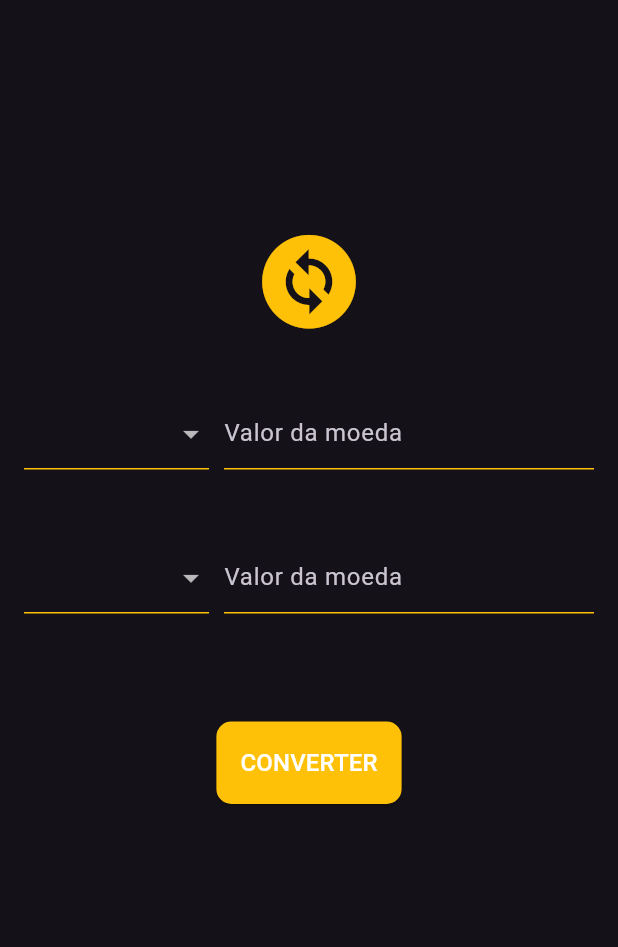
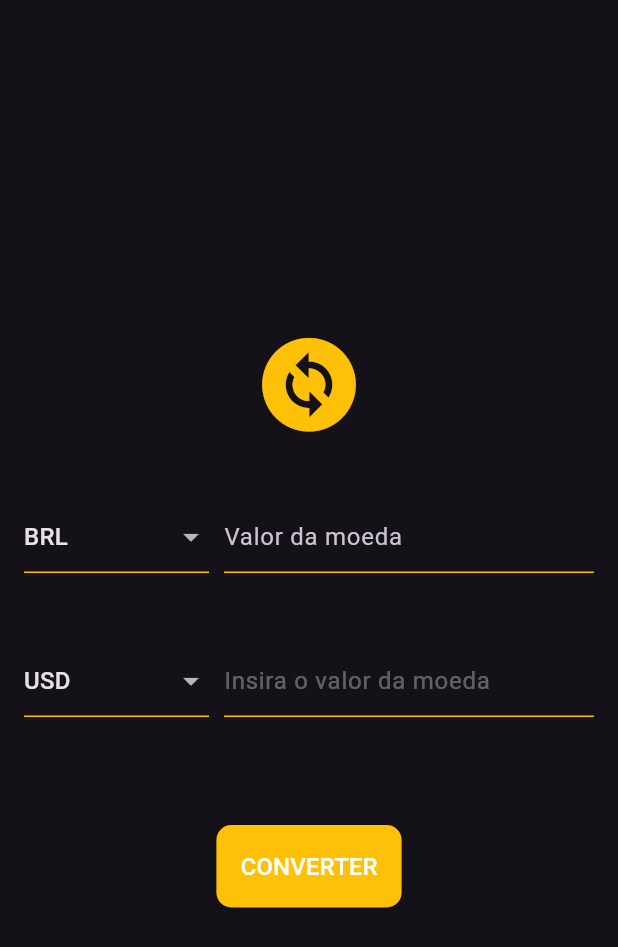
Before and after one commit to SafraPC/CurrencyConverter, a Flutter app: the screen it shows after launch, after a tap on "CONVERTER", on a phone screen of 412 x 824 dp. Shown: the top 947 px of the screen. Run offline on Flutter 3.47's test engine with Material 3 defaults, Android fonts, the phone set to English and light mode, and no system bars.

Commit message:
feat: finish project

```diff
--- a/assets/mock/currency_table.json
+++ b/assets/mock/currency_table.json
@@ -1,4 +1,12 @@
 {
+  "BRL": {
+    "USD": 0.19,
+    "EUR": 0.16,
+    "GBP": 0.14,
+    "JPY": 20.84,
+    "AUD": 0.24,
+    "CAD": 0.20
+  },
   "USD": {
     "EUR": 0.82,
     "GBP": 0.71,
@@ -46,13 +54,5 @@
     "JPY": 89.94,
     "AUD": 1.04,
     "BRL": 4.95
-  },
-  "BRL": {
-    "USD": 0.19,
-    "EUR": 0.16,
-    "GBP": 0.14,
-    "JPY": 20.84,
-    "AUD": 0.24,
-    "CAD": 0.20
   }
 }
--- a/lib/app/components/currency_input.dart
+++ b/lib/app/components/currency_input.dart
@@ -1,8 +1,54 @@
+import 'package:currencyconverter/app/controller/home_controller.dart';
 import 'package:flutter/material.dart';
-import 'package:flutter/widgets.dart';
 
-class CurrencyInput extends StatelessWidget {
-  const CurrencyInput({super.key});
+class CurrencyInput extends StatefulWidget {
+  final HomeController singletonController;
+  final TextEditingController input;
+  final bool isFromInput;
+
+  const CurrencyInput(
+      {super.key,
+      required this.singletonController,
+      required this.isFromInput,
+      required this.input});
+
+  @override
+  State<CurrencyInput> createState() => _CurrencyInputState();
+}
+
+class _CurrencyInputState extends State<CurrencyInput> {
+  String selectedCurrency = '';
+
+  @override
+  void initState() {
+    super.initState();
+    if (widget.isFromInput) {
+      selectedCurrency = 'BRL';
+      widget.singletonController.setFromCurrency(selectedCurrency);
+      return;
+    }
+    selectedCurrency = 'USD';
+    widget.singletonController.setToCurrency(selectedCurrency);
+  }
+
+  List<DropdownMenuItem<String>> getDropdownItems() {
+    List<DropdownMenuItem<String>> items = [];
+    for (String currency in widget.singletonController.currencies) {
+      items.add(DropdownMenuItem(
+        value: currency,
+        child: Text(currency),
+      ));
+    }
+    return items;
+  }
+
+  UnderlineInputBorder defaultBorder() {
+    return const UnderlineInputBorder(
+      borderSide: BorderSide(
+        color: Colors.amber,
+      ),
+    );
+  }
 
   @override
   Widget build(BuildContext context) {
@@ -19,14 +65,18 @@ class CurrencyInput extends StatelessWidget {
                 color: Colors.amber,
               ),
               isExpanded: true,
-              items: const [
-                DropdownMenuItem(
-                  value: 'USD',
-                  child: Text('USD'),
-                ),
-              ],
+              value: selectedCurrency,
+              items: getDropdownItems(),
               onChanged: (value) {
-                //!not implemented
+                setState(() {
+                  selectedCurrency = value.toString();
+                  if (widget.isFromInput) {
+                    widget.singletonController
+                        .setFromCurrency(selectedCurrency);
+                  } else {
+                    widget.singletonController.setToCurrency(selectedCurrency);
+                  }
+                });
               },
             ),
           ),
@@ -34,23 +84,19 @@ class CurrencyInput extends StatelessWidget {
         const SizedBox(
           width: 10,
         ),
-        const Flexible(
+        Flexible(
           flex: 4,
           child: TextField(
+            enabled: widget.isFromInput ? true : false,
+            controller: widget.input,
             keyboardType: TextInputType.number,
             decoration: InputDecoration(
-              hintText: "Valor da moeda",
-              border: UnderlineInputBorder(),
-              focusedBorder: UnderlineInputBorder(
-                borderSide: BorderSide(
-                  color: Colors.amber,
-                ),
-              ),
-              enabledBorder: UnderlineInputBorder(
-                borderSide: BorderSide(
-                  color: Colors.amber,
-                ),
-              ),
+              hintText:
+                  widget.isFromInput ? "Valor da moeda" : "Valor convertido",
+              border: const UnderlineInputBorder(),
+              focusedBorder: defaultBorder(),
+              enabledBorder: defaultBorder(),
+              disabledBorder: defaultBorder(),
             ),
           ),
         ),
--- a/lib/app/controller/home_controller.dart
+++ b/lib/app/controller/home_controller.dart
@@ -0,0 +1,53 @@
+import 'package:currencyconverter/app/repository/home_repository.dart';
+import 'package:currencyconverter/app/utils/json.dart';
+import 'package:flutter/material.dart';
+import 'package:flutter/widgets.dart';
+
+class HomeController {
+  TextEditingController fromValueController, toValueController;
+  String? fromCurrency, toCurrency;
+
+  HomeController(
+      {required this.fromValueController,
+      required this.toValueController,
+      this.fromCurrency,
+      this.toCurrency});
+
+  HomeReposisoty reposisoty = HomeReposisoty();
+  List<String> currencies = [];
+  Json? data;
+
+  Future<void> getData() async {
+    Json? response = await reposisoty.getData();
+    if (response == null) {
+      return;
+    }
+    currencies = response.keys.toList();
+    data = response;
+  }
+
+  void setFromCurrency(String currency) {
+    fromCurrency = currency;
+  }
+
+  void setToCurrency(String currency) {
+    toCurrency = currency;
+  }
+
+  void convert() {
+    if (data == null ||
+        fromCurrency == null ||
+        toCurrency == null ||
+        fromValueController.text.isEmpty) {
+      toValueController.text = 'Insira o valor da moeda';
+      return;
+    }
+
+    double toCurrencyFound = data?['$fromCurrency']['$toCurrency'];
+    double? inputValue =
+        double.tryParse(fromValueController.text.replaceAll(',', '.'));
+
+    String? result = (inputValue! * toCurrencyFound).toStringAsFixed(2);
+    toValueController.text = result;
+  }
+}
--- a/lib/app/model/home_model.dart
+++ /dev/null
@@ -1,16 +0,0 @@
-import 'package:currencyconverter/app/utils/json.dart';
-
-class CurrencyModel {
-//based in json currency_table.json in mocks, create a model
-  final String currency;
-  final double value;
-
-  CurrencyModel({required this.currency, required this.value});
-
-  factory CurrencyModel.fromJson(Json json) {
-    return CurrencyModel(
-      currency: json['currency'],
-      value: json['value'],
-    );
-  }
-}
--- /dev/null
+++ b/lib/app/repository/home_repository.dart
@@ -0,0 +1,13 @@
+import 'dart:convert';
+
+import 'package:currencyconverter/app/utils/json.dart';
+import 'package:flutter/services.dart';
+
+class HomeReposisoty {
+  Future<Json?> getData() async {
+    final String response =
+        await rootBundle.loadString('assets/mock/currency_table.json');
+    final data = await json.decode(response);
+    return data;
+  }
+}
--- a/lib/app/view/home_view.dart
+++ b/lib/app/view/home_view.dart
@@ -1,18 +1,38 @@
 import 'package:currencyconverter/app/components/currency_input.dart';
+import 'package:currencyconverter/app/controller/home_controller.dart';
 import 'package:flutter/material.dart';
 
 class HomeView extends StatefulWidget {
   const HomeView({super.key});
-
   @override
   HomeViewState createState() => HomeViewState();
 }
 
 class HomeViewState extends State<HomeView> {
+  TextEditingController fromValueController = TextEditingController();
+  TextEditingController toValueController = TextEditingController();
+  late HomeController singletonController;
+
+  @override
+  void initState() {
+    super.initState();
+    singletonController = HomeController(
+        fromValueController: fromValueController,
+        toValueController: toValueController);
+
+    singletonController.getData().then((value) {
+      setState(() {});
+    });
+  }
+
   @override
   Widget build(BuildContext context) {
-    return Padding(
-      padding: const EdgeInsets.only(top: 150, left: 16, right: 16, bottom: 16),
+    return Scrollable(
+      viewportBuilder: (context, position) => SingleChildScrollView(
+        controller: ScrollController(),
+        keyboardDismissBehavior: ScrollViewKeyboardDismissBehavior.onDrag,
+        child: Padding(
+          padding: const EdgeInsets.symmetric(horizontal: 16),
           child: (Column(
             children: [
               const Icon(
@@ -23,11 +43,19 @@ class HomeViewState extends State<HomeView> {
               const SizedBox(
                 height: 40,
               ),
-          const CurrencyInput(),
+              CurrencyInput(
+                singletonController: singletonController,
+                isFromInput: true,
+                input: fromValueController,
+              ),
               const SizedBox(
                 height: 40,
               ),
-          const CurrencyInput(),
+              CurrencyInput(
+                singletonController: singletonController,
+                isFromInput: false,
+                input: toValueController,
+              ),
               const SizedBox(
                 height: 64,
               ),
@@ -41,13 +69,16 @@ class HomeViewState extends State<HomeView> {
                     ),
                   ),
                 ),
+                onPressed: singletonController.convert,
                 child: const Text(
                   "CONVERTER",
                   style: TextStyle(fontSize: 16, color: Colors.white),
                 ),
-              onPressed: () {}),
+              ),
             ],
           )),
+        ),
+      ),
     );
   }
 }
```
Lines whose indentation alone changed are shown as unchanged.
